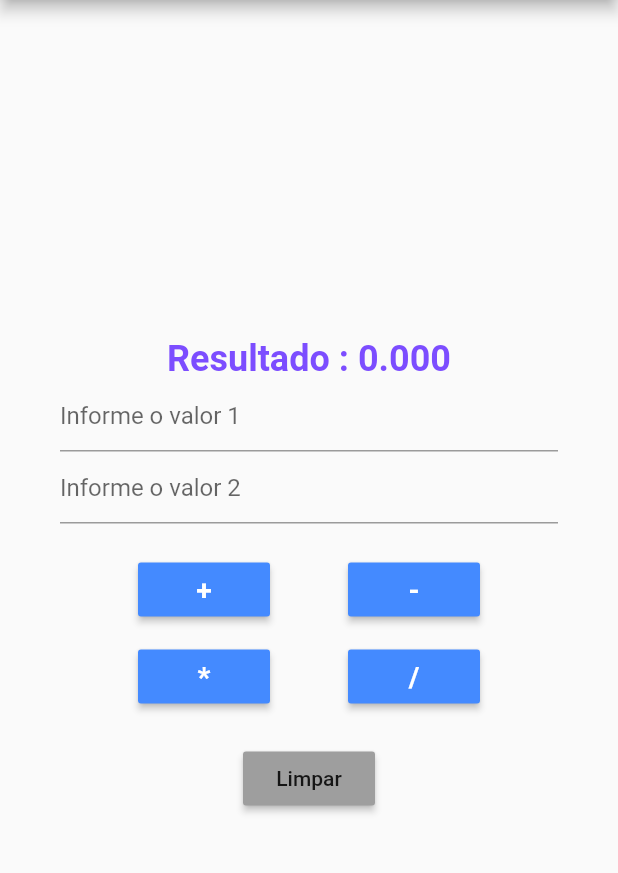
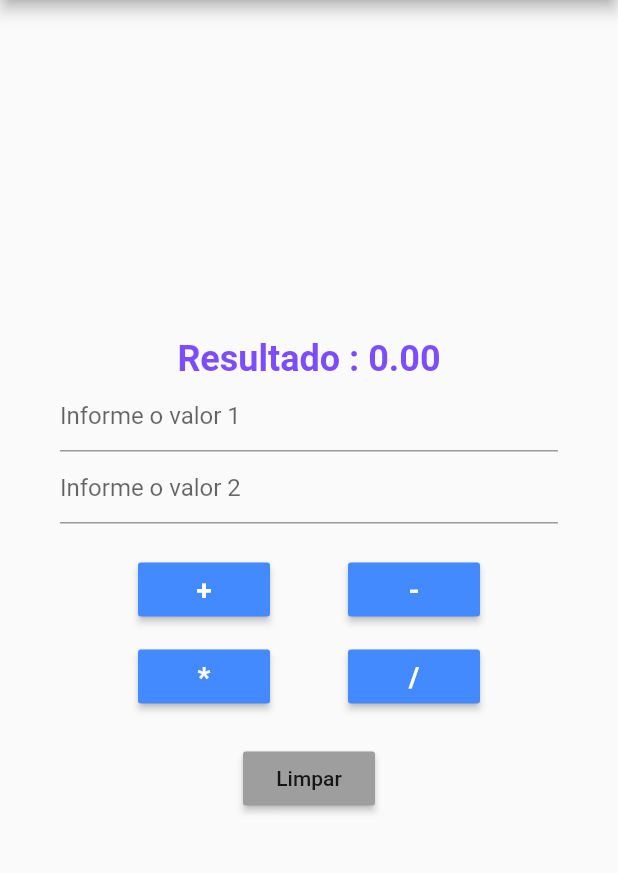
Before and after one commit to digodaniel/desenv-app, a Flutter app: the screen it shows after launch, on a phone screen of 412 x 824 dp, the part 84-957 px from its top. Run offline on Flutter 3.47's test engine with Material 2 defaults, Android fonts, the phone set to English and light mode, and no system bars.

```diff
--- a/calculadora_simples/lib/Calculadora.dart
+++ b/calculadora_simples/lib/Calculadora.dart
@@ -20,7 +20,7 @@ class CalculadoraState extends State<Calculadora> {
           children: <Widget>[
             //Texto que mostra o resultado do calculo
             new Text(
-              "Resultado : ${resultado.toStringAsFixed(3)}",
+              "Resultado : ${resultado.toStringAsFixed(2)}",
               style: new TextStyle(
                 fontSize: 24,
                 fontWeight: FontWeight.bold,
```
